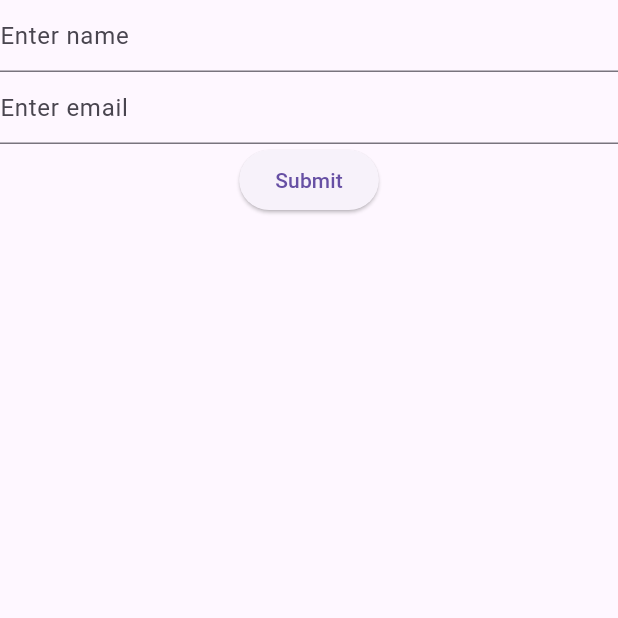
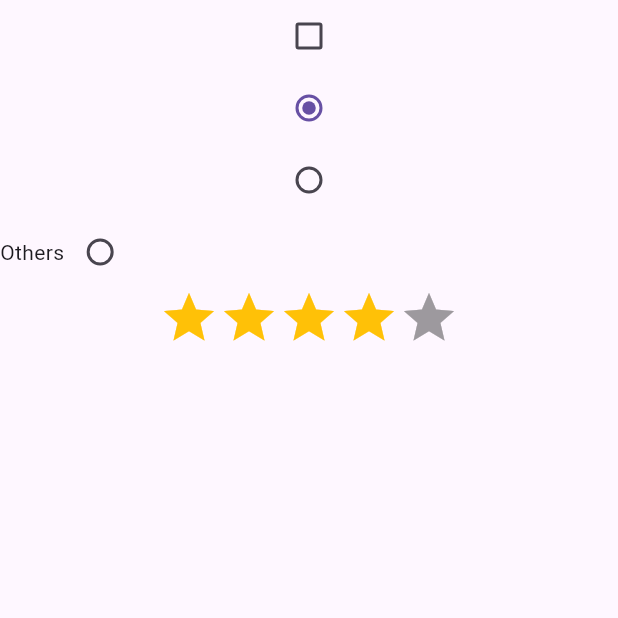
Before and after one commit to sudishk/flutter_basic, a Flutter app: the screen it shows after launch, on a phone screen of 412 x 824 dp, the top half of it. Run offline on Flutter 3.47's test engine with Material 3 defaults, Android fonts, the phone set to English and light mode, and no system bars; drawn by our look-alikes of flutter_rating_bar.

Commit message:
CheckBox, Radio, and Rating Bar done

```diff
--- a/lib/home_screen.dart
+++ b/lib/home_screen.dart
@@ -1,5 +1,5 @@
 import 'package:flutter/material.dart';
-import 'package:fluttertoast/fluttertoast.dart';
+import 'package:flutter_rating_bar/flutter_rating_bar.dart';
 
 class HomeScreen extends StatefulWidget {
   const HomeScreen({super.key});
@@ -9,48 +9,49 @@ class HomeScreen extends StatefulWidget {
 }
 
 class _HomeScreenState extends State<HomeScreen> {
-
+  bool isChecked = false;
+  String selectedGender = "Male";
   @override
   Widget build(BuildContext context) {
-    var formKey = GlobalKey<FormState>();
-    var nameController = TextEditingController();
-    var emailController = TextEditingController();
     return Scaffold(
-      body: Container(
-        child: Form(
-            key: formKey,
-            child: Column(
-              children: [
-                TextFormField(
-                  controller: nameController,
-                  decoration: InputDecoration(hintText: "Enter name"),validator: (value) {
-                  if(value == null ||  value.isEmpty){
-                    return "Enter name";
-                  }
-                  return null;
-                },),
-                TextFormField(
-                  controller: emailController,
-                  decoration: InputDecoration(hintText: "Enter email"),validator: (value) {
-                  if(value == null ||  value.isEmpty){
-                    return "Enter email";
-                  }
-                  return null;
-                },),
+      body: Column(
+        children: [
+          Checkbox(value: isChecked, onChanged: (value) {
+            if(value != null){
+              isChecked = value;
+              setState(() {});
+            }
 
-                ElevatedButton(onPressed: () {
-                  if(formKey.currentState!.validate()){
-                    Fluttertoast.showToast(msg: "User name is ${nameController.text}");
-                  }
-                }, child: Text("Submit"))
-              ],
-            )),),
+          },),
+          Radio<String>(value: "Male", groupValue: selectedGender, onChanged: (value) {
+            selectedGender = value!;
+            setState(() {});
+          },),
+          Radio<String>(value: "Female", groupValue: selectedGender, onChanged: (value) {
+            selectedGender = value!;
+            setState(() {});
+          },),
+          Row(
+            children: [
+              Text("Others"),
+              Radio<String>( value: "Others", groupValue: selectedGender, onChanged: (value) {
+                selectedGender = value!;
+                setState(() {});
+              },),
+            ],
+          ),
+
+          RatingBar.builder(
+            minRating: 1,
+            initialRating: 4,
+            itemCount: 5,
+            itemBuilder: (context, index) {
+            return Icon(Icons.star, color: Colors.amber,);
+          }, onRatingUpdate: (value) {
+              print(value);
+          },)
+        ],
+      ),
     );
   }
 }
-
-// GlobalKey | Access widget from outside (like form validation)
-// LocalKey | Base class (rare direct use)
-// ValueKey | Identify widget based on some value (like ID)
-// UniqueKey | Force widget to always be recreated uniquely
-// ObjectKey | Identify widget based on an object
--- a/lib/main.dart
+++ b/lib/main.dart
@@ -1,4 +1,4 @@
-import 'package:flutter/cupertino.dart';
+
 import 'package:flutter/material.dart';
 import 'package:flutter_basic/home_screen.dart';
 
@@ -12,7 +12,6 @@ class MyApp extends StatelessWidget {
   @override
   Widget build(BuildContext context) {
     return MaterialApp(
-      debugShowCheckedModeBanner: false,
       home: HomeScreen(),
     );
   }
--- a/lib/try_dart.dart
+++ /dev/null
@@ -1,244 +0,0 @@
-// // // import 'dart:io';
-// // // import 'package:flutter/material.dart';
-// // //
-// // //  abstract class MainWidget{
-// // //   Widget build(){
-// // //    return Container();
-// // //   }
-// // //  }
-// // //
-// // //  abstract class GlobalWidget{
-// // //   void getDate();
-// // //  }
-// // //  class HomeScreen implements MainWidget, GlobalWidget{
-// // //
-// // //   double _width=10;
-// // //
-// // //   double get getWidth => _width;
-// // //   void setWidth(double width){
-// // //    _width = width;
-// // //   }
-// // //   @override
-// // //   void getDate() {
-// // //    print("07/04/2025");
-// // //
-// // //   }
-// // //
-// // //   @override
-// // //   Widget build() {
-// // //    return Container();
-// // //   }
-// // //
-// // //
-// // //
-// // //
-// // //  }
-// //  // void main(){
-// //  //  String? name = stdin.readLineSync();
-// //  //  print("enter name is $name");
-// //  //  var homeScreen= HomeScreen();
-// //  //  print(homeScreen.build());
-// //  //  homeScreen.getDate();
-// //  // }
-// //
-// // // Dublicate value cheak
-// // // void main()
-// // // {
-// // //  var list = [2,2,10,30,30,2, 2,2];
-// // //  var len = list.length-1;
-// // //  var dublicate = [];
-// // //  for(int i = 0; i<=len; i++)
-// // //  {
-// // //   for(int j = i+1; j<=len; j++)
-// // //   {
-// // //    if(list[i]==list[j]) {
-// // //     if(dublicate.contains(list[i])){
-// // //      dublicate.add(list[i]);
-// // //
-// // //     }else {
-// // //      dublicate.add(list[i]);
-// // //      dublicate.add(list[i]);
-// // //     }
-// // //     break;
-// // //    }
-// // //   }
-// // //  }
-// // //  print(dublicate);
-// // // }
-// //
-// // void main() {
-// //   List<int> numbers = [1, 2, 2, 3, 4, 4, 5, 6, 6,1, 6,6,6,6,6,6,6,6,6,66,6,6,];
-// //   List<int> dummyData = [];
-// //
-// //   for (int i = 0; i < numbers.length; i++)
-// //   {
-// //     int count = 0;
-// //     for (int j = 0; j < numbers.length; j++)
-// //     {
-// //       if (numbers[i] == numbers[j])
-// //       {
-// //         count++;
-// //       }
-// //     }
-// //     if (count > 1) {
-// //       if(dummyData.contains(numbers[i])){
-// //
-// //       }else{
-// //         print('${numbers[i]} is duplicate with count $count');
-// //         dummyData.add(numbers[i]);
-// //       }
-// //     }
-// //   }
-// //
-// // }
-// // void main(){
-// // var name = "Ram";
-// // var nameletter = "";
-// //
-// // for(int index=0; index<name.length; index++){
-// //   nameletter=nameletter+name[index];
-// //   print(nameletter);
-// // }
-// // }
-//
-//
-// void main(){
-//   var home = Village(name: "Ram Awas", age: 20);
-//   var namedHome = Home.instance("Abc");
-//   print( home.name);
-//   home.cleaning();
-// }
-//
-// class Home{
-//   final String name;
-//   int _age = 0;
-//   int get getAge => _age;
-//   set setAge(int age)  {
-//     _age = age;
-//   }
-//   Home({required this.name} );
-//   Home.instance(this.name);
-//   void cleaning(){
-//     _age = 20;
-//      print(name);
-//   }
-// }
-//
-// class MyWorld extends Home{
-//   MyWorld({required super.name, required super.age});
-//
-//   @override
-//   void cleaning() {
-//     print("My world is cleaning");
-//     // super.cleaning();
-//   }
-// }
-// class Mannat extends Home {
-//   Mannat({required super.name, required super.age});
-//
-// }
-// abstract class Village extends MyWorld{
-//   Village({required super.name, required super.age});
-//
-//   void painting();
-// }
-//
-//
-// class VillageHome implements Village, Mannat {
-//
-//   @override
-//   void painting() {
-//   }
-//
-//   @override
-//   void cleaning() {
-//     // TODO: implement cleaning
-//   }
-//
-//   @override
-//   // TODO: implement getAge
-//   int get getAge => throw UnimplementedError();
-//
-//   @override
-//   set setAge(int age) {
-//     // TODO: implement setAge
-//   }
-//
-//   @override
-//   int _age;
-//
-//   @override
-//   // TODO: implement name
-//   String get name => throw UnimplementedError();
-// }
-
-// void main(){
-//
-//   // 0
-//   // 1
-//   // 0+1 = 1
-//   // 1+1 = 2
-//   // 1+2 = 3
-//   // 2+3 = 5
-//   // 3+5 = 8
-//   // 5+8 = 13
-//   // 8+13
-//   var prev = 0;
-//   var current = 1;
-//   print(prev);
-//   print(current);
-//   for (int a = 0; a<15 ; a++){
-//     int c = prev + current;
-//     print(c);
-//     prev = current;
-//     current = c;
-//
-//   }
-//   }
-
-
-
-
-
-
-
-
-//
-// void main(){
-//   var a=1;
-//    var prev =0;
-//    var current = 1;
-//    print(prev);
-//    print(current);
-//    do{
-//      var b= current+prev;
-//      print(b);
-//      prev = current;
-//      current = b;
-//      a++;
-//    }while(a<=10);
-//
-//    }
-
-void main(){
-   // getName().then((name) {
-   //   // print(name);
-   // },);
-   startCounter1().listen((event) {
-      print(event);
-   },);
-
-}
-
-
-Future<String>  getName()async{
- var name = await Future.delayed(Duration(seconds: 5), () {
-    return "Sudish";
-  },);
- print(name);
-print("Not wait");
- return name;
-}
-Stream<int> startCounter1(){
-  return Stream.periodic(Duration(seconds: 1),(computationCount) => computationCount +5,);
-}
--- a/pubspec.yaml
+++ b/pubspec.yaml
@@ -35,6 +35,7 @@ dependencies:
   # Use with the CupertinoIcons class for iOS style icons.
   cupertino_icons: ^1.0.8
   fluttertoast: ^8.2.12
+  flutter_rating_bar: ^4.0.1
 
 dev_dependencies:
   flutter_test:
```
Also changed, not shown: pubspec.lock.
